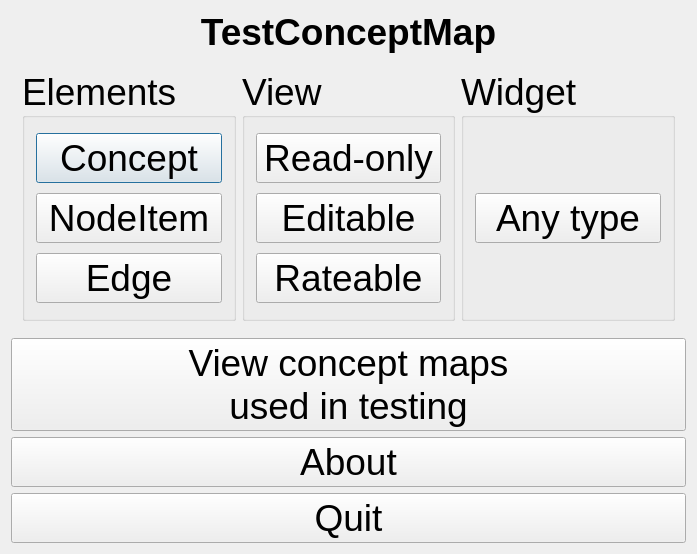
richelbilderbeek/ProjectRichelBilderbeek, file Tools/ToolTestConceptMap/qttestconceptmapmenudialog.ui: the form before one commit.
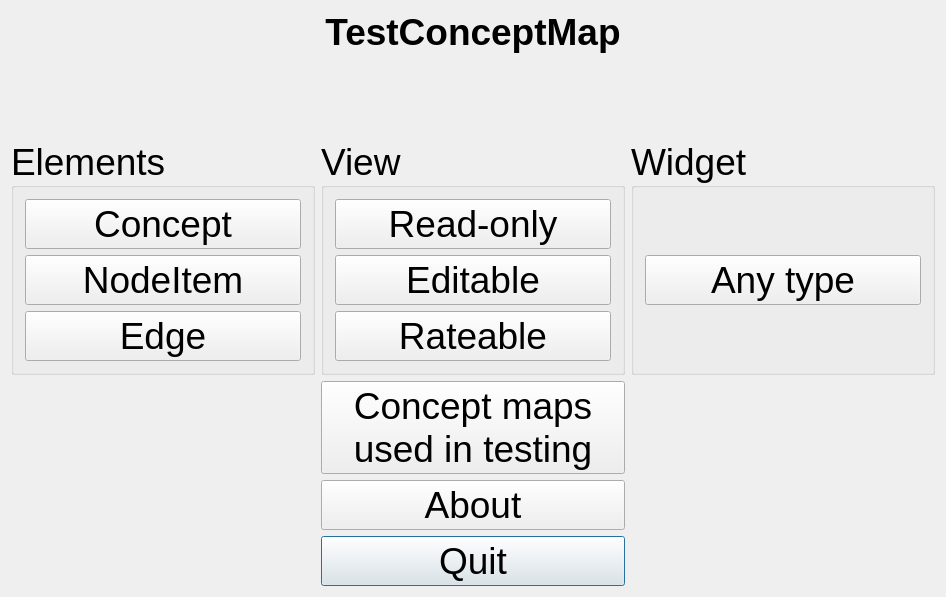
The form after the commit.

Patch:
```diff
--- a/Tools/ToolTestConceptMap/qttestconceptmapmenudialog.ui
+++ b/Tools/ToolTestConceptMap/qttestconceptmapmenudialog.ui
@@ -6,8 +6,8 @@
    <rect>
     <x>0</x>
     <y>0</y>
-    <width>697</width>
-    <height>554</height>
+    <width>946</width>
+    <height>597</height>
    </rect>
   </property>
   <property name="font">
@@ -19,33 +19,37 @@
    <string>TestConceptMap</string>
   </property>
   <layout class="QGridLayout" name="gridLayout">
-   <item row="0" column="0">
-    <widget class="QLabel" name="label_title">
-     <property name="sizePolicy">
-      <sizepolicy hsizetype="Preferred" vsizetype="Maximum">
-       <horstretch>0</horstretch>
-       <verstretch>0</verstretch>
-      </sizepolicy>
-     </property>
-     <property name="font">
-      <font>
-       <pointsize>28</pointsize>
-       <weight>75</weight>
-       <bold>true</bold>
-      </font>
-     </property>
+   <item row="5" column="1">
+    <widget class="QPushButton" name="button_quit">
      <property name="text">
-      <string>TestConceptMap</string>
-     </property>
-     <property name="alignment">
-      <set>Qt::AlignCenter</set>
+      <string>Quit</string>
      </property>
     </widget>
    </item>
-   <item row="1" column="0">
-    <widget class="QWidget" name="widget" native="true">
-     <layout class="QHBoxLayout" name="horizontalLayout">
+   <item row="2" column="2">
+    <widget class="QGroupBox" name="groupBox_conceptmapwidget">
+     <property name="title">
+      <string>Widget</string>
+     </property>
+     <layout class="QVBoxLayout" name="verticalLayout_2">
       <item>
+       <widget class="QPushButton" name="button_conceptmapwidget">
+        <property name="text">
+         <string>Any type</string>
+        </property>
+       </widget>
+      </item>
+     </layout>
+    </widget>
+   </item>
+   <item row="4" column="1">
+    <widget class="QPushButton" name="button_about">
+     <property name="text">
+      <string>About</string>
+     </property>
+    </widget>
+   </item>
+   <item row="2" column="0">
        <widget class="QGroupBox" name="groupBox">
         <property name="title">
          <string>Elements</string>
@@ -78,7 +82,30 @@
         </layout>
        </widget>
       </item>
-      <item>
+   <item row="0" column="1">
+    <widget class="QLabel" name="label_title">
+     <property name="sizePolicy">
+      <sizepolicy hsizetype="Preferred" vsizetype="Maximum">
+       <horstretch>0</horstretch>
+       <verstretch>0</verstretch>
+      </sizepolicy>
+     </property>
+     <property name="font">
+      <font>
+       <pointsize>28</pointsize>
+       <weight>75</weight>
+       <bold>true</bold>
+      </font>
+     </property>
+     <property name="text">
+      <string>TestConceptMap</string>
+     </property>
+     <property name="alignment">
+      <set>Qt::AlignCenter</set>
+     </property>
+    </widget>
+   </item>
+   <item row="2" column="1">
        <widget class="QGroupBox" name="groupBox_conceptmap">
         <property name="title">
          <string>View</string>
@@ -108,47 +135,27 @@
         </layout>
        </widget>
       </item>
-      <item>
-       <widget class="QGroupBox" name="groupBox_conceptmapwidget">
-        <property name="title">
-         <string>Widget</string>
-        </property>
-        <layout class="QVBoxLayout" name="verticalLayout_2">
-         <item>
-          <widget class="QPushButton" name="button_conceptmapwidget">
-           <property name="text">
-            <string>Any type</string>
-           </property>
-          </widget>
-         </item>
-        </layout>
-       </widget>
-      </item>
-     </layout>
-    </widget>
-   </item>
-   <item row="5" column="0">
-    <widget class="QPushButton" name="button_quit">
-     <property name="text">
-      <string>Quit</string>
-     </property>
-    </widget>
-   </item>
-   <item row="2" column="0">
+   <item row="1" column="1">
+    <spacer name="verticalSpacer">
+     <property name="orientation">
+      <enum>Qt::Vertical</enum>
+     </property>
+     <property name="sizeHint" stdset="0">
+      <size>
+       <width>20</width>
+       <height>40</height>
+      </size>
+     </property>
+    </spacer>
+   </item>
+   <item row="3" column="1">
     <widget class="QPushButton" name="button_view_concept_maps">
      <property name="text">
-      <string>View concept maps
+      <string>Concept maps
 used in testing</string>
      </property>
     </widget>
    </item>
-   <item row="3" column="0">
-    <widget class="QPushButton" name="button_about">
-     <property name="text">
-      <string>About</string>
-     </property>
-    </widget>
-   </item>
   </layout>
   <zorder>label_title</zorder>
   <zorder>button_view_concept_maps</zorder>
```
Left out of the diff: 17 changed lines with no effect on the pictures. Lines whose indentation alone changed are shown as unchanged.
